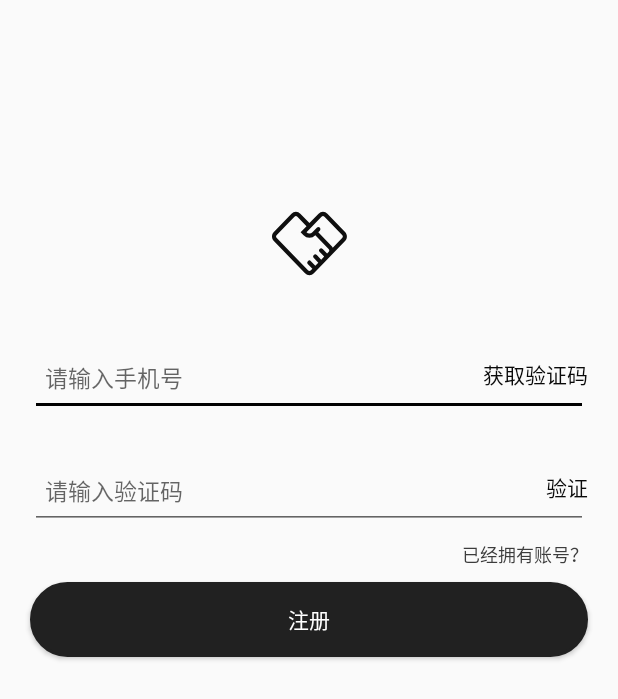
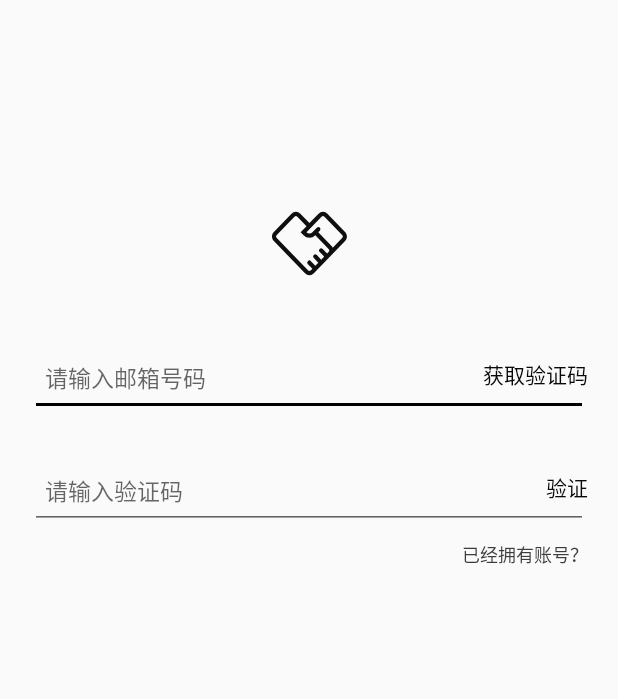
Before and after one commit to Grooters/idles, an Android app: the layout fragment_account.xml on its own in the app's theme, with its tools: preview values and no code run, on a phone screen of 412 x 824 dp. Shown: the top 699 px of the screen. Run offline under Robolectric (Android 15) with nearby library versions, the phone set to English and light mode, and no system bars.

Commit message:
1. 进一步完善登录与注册功能判断逻辑
2. 完成密码找回功能

-- 登录模块初步完工

```diff
--- a/app/src/main/java/io/github/grooters/idles/Presenter/ILoginP.java
+++ b/app/src/main/java/io/github/grooters/idles/Presenter/ILoginP.java
@@ -13,8 +13,6 @@ public interface ILoginP {
 
     TextWatcher getTextWatcher();
 
-    void findPassword();
-
     void login(Context context, String number, String password);
 
     void loginAsVisitor(Context context);
@@ -27,6 +25,8 @@ public interface ILoginP {
 
     void verify(String code);
 
+    void register(Context context, int type, String email, String verification, String password, String passwordSend);
+
     boolean endActivity(Context context, int keyCode, KeyEvent event);
 
 }
--- a/app/src/main/java/io/github/grooters/idles/model/ILoginM.java
+++ b/app/src/main/java/io/github/grooters/idles/model/ILoginM.java
@@ -10,7 +10,7 @@ public interface ILoginM {
 
     void getUserNoToken(String number, String password, ModelCallBack<GetUserData> callBack);
 
-    void getUser(String token, ModelCallBack<GetUserData> callBack);
+    void getUserWithToken(String token, ModelCallBack<GetUserData> callBack);
 
     void getToken(ModelCallBack<Token> callBack);
 
@@ -18,4 +18,6 @@ public interface ILoginM {
 
     void setUser(String phoneNumber, String password, ModelCallBack<User> callBack);
 
+    public void getUserWithEmail(String email, String verification, String password, final ModelCallBack<GetUserData> callBack);
+
 }
--- a/app/src/main/java/io/github/grooters/idles/net/ResponseCode.java
+++ b/app/src/main/java/io/github/grooters/idles/net/ResponseCode.java
@@ -5,7 +5,9 @@ public class ResponseCode {
     public final static int ACCOUNT_NON = -2;
     public final static int GET_VERIFICATION_FAILURE = -3;
     public final static int LOGIN_SUCCESS = 1;
-    public final static int GET_VERIFICATION_SUCCESS = 2;
-    public final static int VERIFY_SUCCESS = 3;
+    public final static int GET_VERIFICATION_SUCCESS = 3;
+    public final static int VERIFY_SUCCESS = 2;
+    public final static int REGISTER_SUCCESS = 4;
+    public final static int REGISTER_FAILURE = -4;
     public final static int UNKNOWN = 0;
 }
--- a/app/src/main/java/io/github/grooters/idles/view/fragment/inter/ILoginFragment.java
+++ b/app/src/main/java/io/github/grooters/idles/view/fragment/inter/ILoginFragment.java
@@ -16,11 +16,7 @@ public interface ILoginFragment extends IBaseView {
 
     void hideClearButton();
 
-    void loginFailure(String message);
-
     void loginSuccess();
-
-    void loginFailureAsVisitor();
 
     void loginSuccessAsVisitor();
 
--- a/app/src/main/java/io/github/grooters/idles/view/widget/LoadingWidget.java
+++ b/app/src/main/java/io/github/grooters/idles/view/widget/LoadingWidget.java
@@ -45,11 +45,11 @@ public class LoadingWidget extends TextView{
                         index = 0;
                         time = 800;
                     }else if( index == 2 ){
-                        time = 600;
+                        time = 800;
                     }else if( index == 4 ){
-                        time = 400;
+                        time = 800;
                     }else if( index == 6 ){
-                        time = 300;
+                        time = 800;
                     }
                     invalidate();
                     try {
--- a/app/src/main/res/layout/fragment_account.xml
+++ b/app/src/main/res/layout/fragment_account.xml
@@ -9,14 +9,14 @@
         android:id="@+id/img_account"
         android:layout_width="50dp"
         android:layout_height="50dp"
-        app:layout_constraintBottom_toTopOf="@id/edit_phone"
-        app:layout_constraintStart_toStartOf="@id/edit_phone"
-        app:layout_constraintEnd_toEndOf="@id/edit_phone"
+        app:layout_constraintBottom_toTopOf="@id/edit_email"
+        app:layout_constraintStart_toStartOf="@id/edit_email"
+        app:layout_constraintEnd_toEndOf="@id/edit_email"
         android:layout_marginBottom="40dp"
         android:src="@drawable/ic_hand_big"/>
 
     <EditText
-        android:id="@+id/edit_phone"
+        android:id="@+id/edit_email"
         app:layout_constraintStart_toStartOf="parent"
         app:layout_constraintEnd_toEndOf="parent"
         app:layout_constraintBottom_toBottomOf="parent"
@@ -28,7 +28,8 @@
         android:layout_marginBottom="320dp"
         android:paddingStart="10dp"
         android:paddingEnd="10dp"
-        android:hint="@string/edit_phone"
+        android:hint="@string/edit_email"
+        android:inputType="textEmailAddress"
         android:maxLines="1"
         android:textSize="15sp"/>
 
@@ -36,15 +37,15 @@
         android:id="@+id/edit_verification"
         android:layout_width="0dp"
         android:layout_height="50dp"
-        app:layout_constraintStart_toStartOf="@id/edit_phone"
-        app:layout_constraintEnd_toEndOf="@id/edit_phone"
-        app:layout_constraintTop_toBottomOf="@id/edit_phone"
+        app:layout_constraintStart_toStartOf="@id/edit_email"
+        app:layout_constraintEnd_toEndOf="@id/edit_email"
+        app:layout_constraintTop_toBottomOf="@id/edit_email"
         android:layout_marginTop="25dp"
         android:paddingStart="10dp"
         android:paddingEnd="10dp"
         android:hint="@string/edit_verification"
         android:maxLines="1"
-        android:inputType="textPassword"
+        android:digits="@string/edit_verification_type"
         android:textSize="15sp"/>
 
 
@@ -54,7 +55,7 @@
         android:layout_height="25dp"
         android:gravity="center"
         app:layout_constraintEnd_toEndOf="@id/edit_verification"
-        app:layout_constraintBottom_toBottomOf="@id/edit_phone"
+        app:layout_constraintBottom_toBottomOf="@id/edit_email"
         android:layout_marginBottom="15dp"
         android:text="@string/text_verification"
         android:textColor="@color/text_verification"/>
@@ -75,8 +76,8 @@
         android:id="@+id/edit_password"
         android:layout_width="0dp"
         android:layout_height="50dp"
-        app:layout_constraintStart_toStartOf="@id/edit_phone"
-        app:layout_constraintEnd_toEndOf="@id/edit_phone"
+        app:layout_constraintStart_toStartOf="@id/edit_email"
+        app:layout_constraintEnd_toEndOf="@id/edit_email"
         app:layout_constraintTop_toBottomOf="@id/edit_verification"
         android:layout_marginTop="30dp"
         android:paddingStart="10dp"
@@ -92,8 +93,8 @@
         android:id="@+id/edit_password_second"
         android:layout_width="0dp"
         android:layout_height="50dp"
-        app:layout_constraintStart_toStartOf="@id/edit_phone"
-        app:layout_constraintEnd_toEndOf="@id/edit_phone"
+        app:layout_constraintStart_toStartOf="@id/edit_email"
+        app:layout_constraintEnd_toEndOf="@id/edit_email"
         app:layout_constraintTop_toBottomOf="@id/edit_password"
         android:layout_marginTop="25dp"
         android:paddingStart="10dp"
@@ -108,7 +109,7 @@
         android:id="@+id/text_back_login"
         android:layout_width="wrap_content"
         android:layout_height="wrap_content"
-        app:layout_constraintEnd_toEndOf="@id/edit_phone"
+        app:layout_constraintEnd_toEndOf="@id/edit_email"
         app:layout_constraintTop_toBottomOf="@id/edit_verification"
         android:layout_marginTop="8dp"
         android:layout_marginStart="10dp"
@@ -120,11 +121,11 @@
         android:id="@+id/butt_register"
         android:layout_width="0dp"
         android:layout_height="50dp"
-        app:layout_constraintStart_toStartOf="@id/edit_phone"
-        app:layout_constraintEnd_toEndOf="@id/edit_phone"
+        app:layout_constraintStart_toStartOf="@id/edit_email"
+        app:layout_constraintEnd_toEndOf="@id/edit_email"
         app:layout_constraintTop_toBottomOf="@id/edit_password_second"
         android:layout_marginTop="35dp"
-        android:visibility="visible"
+        android:visibility="gone"
         android:background="@drawable/butt_login"
         android:text="@string/text_register"
         android:textColor="@android:color/white"/>
--- a/app/src/main/res/values/strings.xml
+++ b/app/src/main/res/values/strings.xml
@@ -9,8 +9,10 @@
     <string name="text_school">用教务系统账户登录</string>
     <string name="text_register">注册</string>
     <string name="edit_phone">请输入手机号</string>
+    <string name="edit_email">请输入邮箱号码</string>
     <string name="edit_verification">请输入验证码</string>
     <string name="text_verification">获取验证码</string>
     <string name="text_verify">验证</string>
     <string name="text_back_login">已经拥有账号？</string>
+    <string name="edit_verification_type">0123456789abcdefghijklmnopqrstuvwxyzABCDEFGHIJKLMNOPQRSTUVWXYZ</string>
 </resources>
```
Also changed, not shown: app/build.gradle (+6 -6 lines), app/src/main/java/io/github/grooters/idles/Presenter/imple/LoginP.java (+106 -15 lines), app/src/main/java/io/github/grooters/idles/model/imple/LoginM.java (+30 -3 lines), app/src/main/java/io/github/grooters/idles/net/api/LoginApi.java (+6 -2 lines), app/src/main/java/io/github/grooters/idles/view/fragment/AccountFragment.java (+65 -16 lines), app/src/main/java/io/github/grooters/idles/view/fragment/LoginFragment.java (+7 -16 lines), app/src/main/java/io/github/grooters/idles/view/fragment/inter/IAccountFragment.java (+10 -2 lines).
